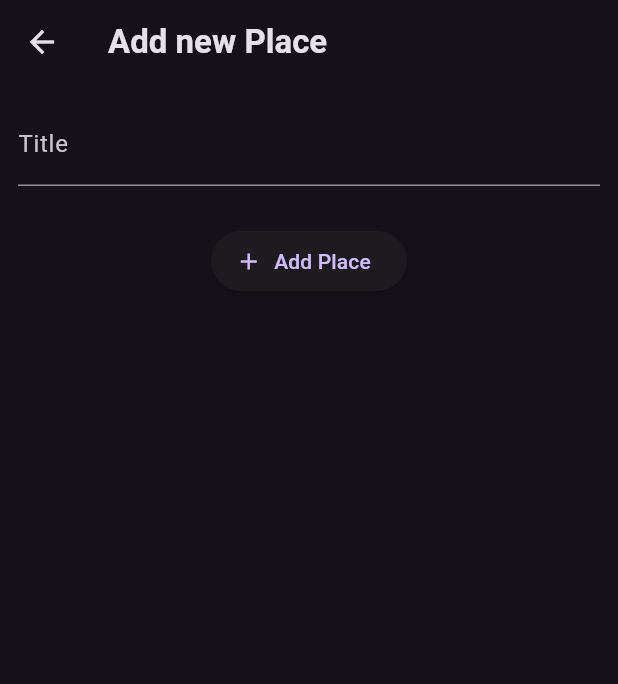
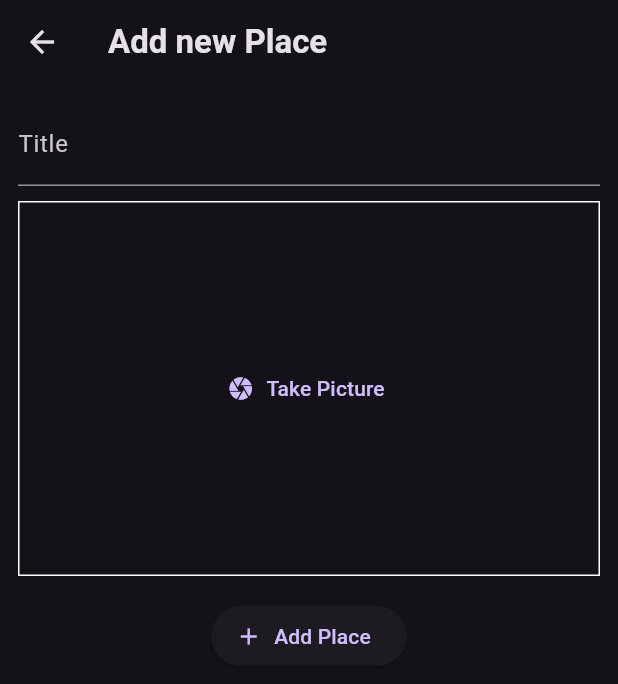
Before and after one commit to tinoii3/flutter_native, a Flutter app: the AddPlaceScreen screen opened directly, on a phone screen of 412 x 824 dp. Shown: the top 684 px of the screen. Run offline on Flutter 3.47's test engine with Material 3 defaults, Android fonts, the phone set to English and light mode, and no system bars; our stand-ins replace flutter_riverpod, google_fonts, image_picker.

Commit message:
add function add image and photo

```diff
--- a/lib/screens/add_place.dart
+++ b/lib/screens/add_place.dart
@@ -1,5 +1,6 @@
 import 'package:flutter/material.dart';
 import 'package:flutter_native/providers/user_places.dart';
+import 'package:flutter_native/widgets/image_input.dart';
 import 'package:flutter_riverpod/flutter_riverpod.dart';
 
 class AddPlaceScreen extends ConsumerStatefulWidget {
@@ -50,7 +51,7 @@ class _AddPlaceScreenState extends ConsumerState<AddPlaceScreen> {
               ),
             ),
             const SizedBox(height: 10),
-
+            ImageInput(),
             const SizedBox(height: 16),
             ElevatedButton.icon(
               onPressed: _savePlace,
--- /dev/null
+++ b/lib/widgets/image_input.dart
@@ -0,0 +1,59 @@
+import 'dart:io';
+
+import 'package:flutter/material.dart';
+import 'package:flutter/widgets.dart';
+import 'package:image_picker/image_picker.dart';
+
+class ImageInput extends StatefulWidget{
+
+  @override
+  State<StatefulWidget> createState() {
+    return _ImageInputState();
+  }
+}
+
+
+class _ImageInputState extends State<ImageInput>{
+
+  File? _selectedImage; // to store your preview image
+
+  takePicture() async {
+    final imagePicker = ImagePicker();
+    final pickedImage = await imagePicker.pickImage(source: ImageSource.camera, maxWidth: 600); // ImageSource can choose camera or gallery
+
+    if (pickedImage == null) {
+      return;
+    }
+
+    setState(() {
+      _selectedImage = File(pickedImage.path);
+    });
+  }
+
+  @override
+  Widget build(BuildContext context) {
+    return Container(
+      decoration: BoxDecoration(
+        border: Border.all(width: 1, color: Colors.white)
+      ),
+      height: 250,
+      width: double.infinity,
+      alignment: Alignment.center,
+      child: _selectedImage != null
+          ? GestureDetector(
+            onTap: takePicture,
+            child: Image.file(
+              _selectedImage!,
+              fit: BoxFit.cover,
+              width: double.infinity,
+              height: double.infinity,
+            ),
+          )
+        : TextButton.icon(
+          icon: const Icon(Icons.camera),
+          label: const Text('Take Picture'),
+          onPressed: takePicture,
+          ),
+    );
+  }
+}
--- a/pubspec.yaml
+++ b/pubspec.yaml
@@ -39,6 +39,7 @@ dependencies:
   riverpod: ^2.6.1
   google_fonts: ^6.2.1
   flutter_riverpod: ^2.6.1
+  image_picker: ^1.1.2
 
 dev_dependencies:
   flutter_test:
```
Also changed, not shown: pubspec.lock, 6 other files.
